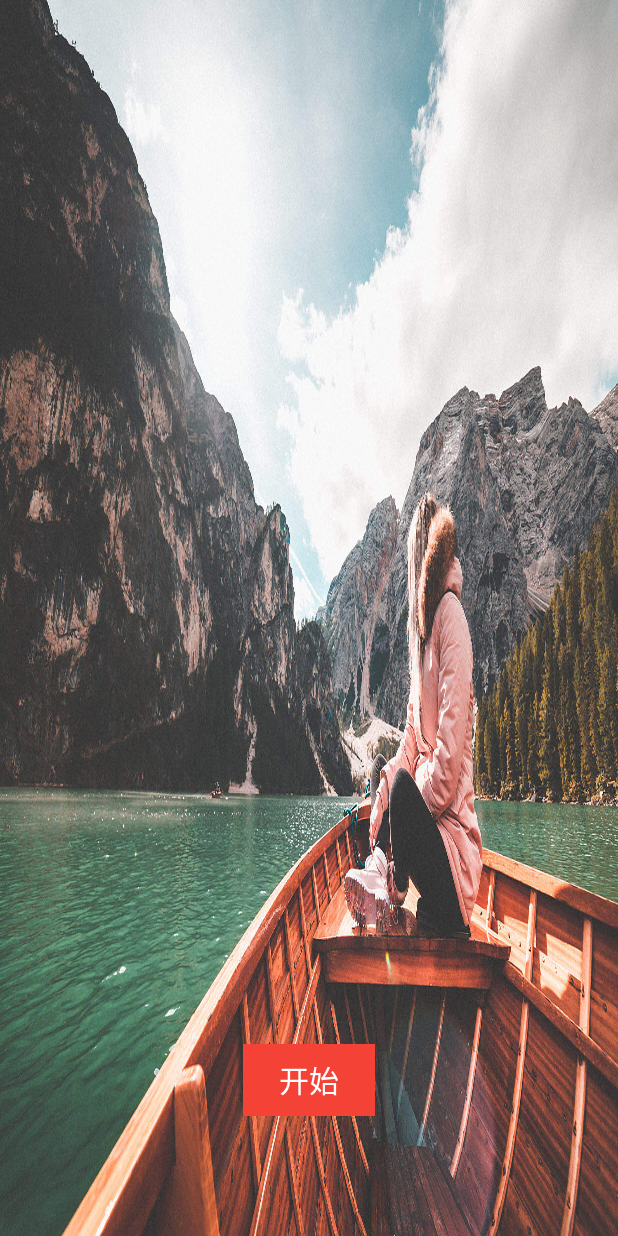
After one commit to CaoZhengIsNotErShiu/time_line_apk, an Android app: the GuideActivity screen opened directly, with no data from a screen before it, on a phone screen of 412 x 824 dp. The commit adds this screen. Run offline under Robolectric (Android 15) with nearby library versions, the light colour scheme and no system bars.

Commit message:
引导界面

```diff
--- a/app/src/main/AndroidManifest.xml
+++ b/app/src/main/AndroidManifest.xml
@@ -16,6 +16,7 @@
                 <category android:name="android.intent.category.LAUNCHER" />
             </intent-filter>
         </activity>
+        <activity android:name=".activity.GuideActivity"></activity>
     </application>
 
 </manifest>
--- a/app/src/main/java/com/sc/per/time_line/SplashActivity.java
+++ b/app/src/main/java/com/sc/per/time_line/SplashActivity.java
@@ -1,6 +1,7 @@
 package com.sc.per.time_line;
 
 import android.app.Activity;
+import android.content.Intent;
 import android.os.Bundle;
 import android.view.animation.AlphaAnimation;
 import android.view.animation.Animation;
@@ -10,8 +11,12 @@ import android.view.animation.ScaleAnimation;
 import android.widget.RelativeLayout;
 import android.widget.Toast;
 
+import com.sc.per.time_line.activity.GuideActivity;
+import com.sc.per.time_line.utils.CacheUtils;
+
 public class SplashActivity extends Activity {
 
+    public static final String START_MAIN = "start_main";
     private RelativeLayout splash_root;
     @Override
     protected void onCreate(Bundle savedInstanceState) {
@@ -66,7 +71,18 @@ public class SplashActivity extends Activity {
          */
         @Override
         public void onAnimationEnd(Animation animation) {
-            Toast.makeText(SplashActivity.this,"星河清梦欢迎您 · " ,Toast.LENGTH_LONG ).show();
+            //判断是否进入过主界面
+            boolean flag = CacheUtils.getBoolean(SplashActivity.this, START_MAIN);
+            if (flag){
+
+            }else{
+                //未进入，进入引导界面
+                Intent i = new Intent(SplashActivity.this,GuideActivity.class);
+                startActivity(i);
+            }
+            //关闭splash页面
+            finish();
+//            Toast.makeText(SplashActivity.this,"星河清梦欢迎您 · " ,Toast.LENGTH_LONG ).show();
         }
 
         @Override
--- /dev/null
+++ b/app/src/main/java/com/sc/per/time_line/activity/GuideActivity.java
@@ -0,0 +1,107 @@
+package com.sc.per.time_line.activity;
+
+import android.app.Activity;
+import android.content.Intent;
+import android.os.Bundle;
+import android.support.annotation.NonNull;
+import android.support.v4.view.PagerAdapter;
+import android.support.v4.view.ViewPager;
+import android.view.View;
+import android.view.ViewGroup;
+import android.widget.Button;
+import android.widget.LinearLayout;
+
+import com.sc.per.time_line.R;
+
+import java.util.ArrayList;
+
+public class GuideActivity extends Activity {
+
+
+    private ViewPager guide_viewpager;
+    private Button guide_btn_start_main;
+    private LinearLayout guide_ll_point_group;
+
+    private ArrayList<ViewPager> imageViews;
+
+    @Override
+    protected void onCreate(Bundle savedInstanceState) {
+        super.onCreate(savedInstanceState);
+        setContentView(R.layout.activity_guide);
+
+        guide_viewpager = findViewById(R.id.guide_viewpager);
+        guide_btn_start_main = findViewById(R.id.guide_btn_start_main);
+        guide_ll_point_group = findViewById(R.id.guide_ll_point_group);
+
+        //图片数据
+        int[] ids = new int[]{
+                R.drawable.guide1,
+                R.drawable.guide_2,
+                R.drawable.guide3
+        };
+
+        imageViews = new ArrayList<>();
+        for (int i = 0; i < ids.length; i++) {
+            ViewPager viewPager = new ViewPager(this);
+            //设置图片
+            viewPager.setBackgroundResource(ids[i]);
+            //添加到集合中
+            imageViews.add(viewPager);
+        }
+
+        //设置viewpager适配器
+        guide_viewpager.setAdapter(new MyPagerAdapter());
+    }
+
+    class MyPagerAdapter extends PagerAdapter{
+
+        /**
+         * 返回数据的总个数
+         * @return
+         */
+        @Override
+        public int getCount() {
+            return imageViews.size();
+        }
+
+        /**
+         * 作用，getView
+         * @param container viewPager
+         * @param position 要创建页面的位置
+         * @return 返回和创建当前页面有关系的值
+         */
+        @NonNull
+        @Override
+        public Object instantiateItem(@NonNull ViewGroup container, int position) {
+            ViewPager viewPager = imageViews.get(position);
+            //添加到容器中
+            container.addView(viewPager);
+            return viewPager;
+        }
+        /**
+         * 判断
+         * @param view 当前视图
+         * @param o 上面instantiateItem返回的结果值
+         * @return
+         */
+        @Override
+        public boolean isViewFromObject(@NonNull View view, @NonNull Object o) {
+//            return view == imageViews.get(Integer.parseInt((String) o));
+            return view == o;
+        }
+
+        /**
+         * 销毁
+         * @param container viewpager
+         * @param position 要销毁的页面位置
+         * @param object 要销毁的页面
+         */
+        @Override
+        public void destroyItem(@NonNull ViewGroup container, int position, @NonNull Object object) {
+//            super.destroyItem(container, position, object);
+            container.removeView((View) object);
+        }
+
+
+    }
+}
--- /dev/null
+++ b/app/src/main/java/com/sc/per/time_line/utils/CacheUtils.java
@@ -0,0 +1,23 @@
+package com.sc.per.time_line.utils;
+
+import android.content.Context;
+import android.content.SharedPreferences;
+
+import com.sc.per.time_line.SplashActivity; /**
+ * 缓存工具类
+ * des:缓存软件的一些参数和数据
+ */
+
+public class CacheUtils {
+
+    /**
+     * 得到缓存值
+     * @param context 上下文
+     * @param key
+     * @return
+     */
+    public static boolean getBoolean(Context context, String key) {
+        SharedPreferences sp = context.getSharedPreferences("time_line", Context.MODE_PRIVATE);
+        return sp.getBoolean(key,false );
+    }
+}
--- /dev/null
+++ b/app/src/main/res/drawable/guide_btn_start_main_selector.xml
@@ -0,0 +1,5 @@
+<?xml version="1.0" encoding="utf-8"?>
+<selector xmlns:android="http://schemas.android.com/apk/res/android">
+    <item android:state_pressed="false" android:drawable="@drawable/btn_start"/>
+    <item android:state_pressed="true" android:drawable="@drawable/btn_end"/>
+</selector>
--- /dev/null
+++ b/app/src/main/res/drawable/guide_btn_start_main_textcolor_selector.xml
@@ -0,0 +1,5 @@
+<?xml version="1.0" encoding="utf-8"?>
+<selector xmlns:android="http://schemas.android.com/apk/res/android">
+    <item android:state_pressed="false" android:color="#ffffff"/>
+    <item android:state_pressed="true" android:color="#000000"/>
+</selector>
--- /dev/null
+++ b/app/src/main/res/layout/activity_guide.xml
@@ -0,0 +1,38 @@
+<?xml version="1.0" encoding="utf-8"?>
+<RelativeLayout xmlns:android="http://schemas.android.com/apk/res/android"
+    xmlns:tools="http://schemas.android.com/tools"
+    android:layout_width="match_parent"
+    android:layout_height="match_parent"
+    tools:context=".activity.GuideActivity">
+
+    <android.support.v4.view.ViewPager
+        android:id="@+id/guide_viewpager"
+        android:layout_width="match_parent"
+        android:layout_height="match_parent"
+       />
+
+    <Button
+        android:id="@+id/guide_btn_start_main"
+        android:background="@drawable/guide_btn_start_main_selector"
+        android:textColor="@drawable/guide_btn_start_main_textcolor_selector"
+        android:paddingLeft="20dp"
+        android:paddingRight="20dp"
+        android:text="开始"
+        android:textSize="20sp"
+        android:layout_alignParentBottom="true"
+        android:layout_marginBottom="80dp"
+        android:layout_centerInParent="true"
+        android:layout_width="wrap_content"
+        android:layout_height="wrap_content"
+        />
+
+    <LinearLayout
+        android:id="@+id/guide_ll_point_group"
+        android:layout_alignParentBottom="true"
+        android:layout_marginBottom="40dp"
+        android:layout_centerInParent="true"
+        android:layout_width="wrap_content"
+        android:layout_height="wrap_content"
+        android:orientation="horizontal" />
+
+</RelativeLayout>
```
Also changed, not shown: app/src/main/res/drawable-hdpi/btn_end.png (added), app/src/main/res/drawable-hdpi/btn_start.png (added), app/src/main/res/drawable-hdpi/guide1.jpg (added), app/src/main/res/drawable-hdpi/guide3.png (added), app/src/main/res/drawable-hdpi/guide_2.jpg (added).
